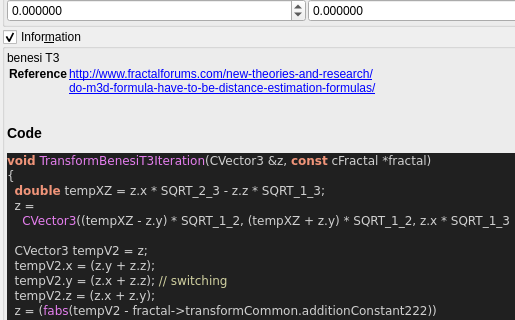
buddhi1980/mandelbulber2, file mandelbulber2/qt_data/fractal_transf_benesi_t3.ui: the form before one commit; both pictures show x 0 to 515 and y 303 to 623 of the 916 by 948 pixel window.
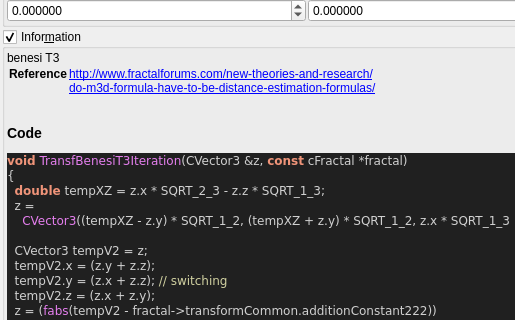
The form after the commit. Custom widgets are drawn as their Qt base class.

```diff
--- a/mandelbulber2/qt_data/fractal_transf_benesi_t3.ui
+++ b/mandelbulber2/qt_data/fractal_transf_benesi_t3.ui
@@ -630,7 +630,7 @@
 &lt;/table&gt;
 &lt;h3&gt;Code&lt;/h3&gt;
 &lt;body style=&quot;background-color:#202020&quot;&gt;
-&lt;pre style=&quot;color:#d0d0d0; background-color:#202020;  font-family:'Courier New',monospace;&quot;&gt;&lt;span style=&quot;color:#f09479; font-weight:bold&quot;&gt;void&lt;/span&gt; &lt;span style=&quot;color:#e47eed&quot;&gt;TransformBenesiT3Iteration&lt;/span&gt;&lt;span style=&quot;color:#d0d0d0&quot;&gt;(&lt;/span&gt;CVector3 &lt;span style=&quot;color:#d0d0d0&quot;&gt;&amp;amp;&lt;/span&gt;z&lt;span style=&quot;color:#d0d0d0&quot;&gt;,&lt;/span&gt; &lt;span style=&quot;color:#f09479; font-weight:bold&quot;&gt;const&lt;/span&gt; cFractal &lt;span style=&quot;color:#d0d0d0&quot;&gt;*&lt;/span&gt;fractal&lt;span style=&quot;color:#d0d0d0&quot;&gt;)&lt;/span&gt;
+&lt;pre style=&quot;color:#d0d0d0; background-color:#202020;  font-family:'Courier New',monospace;&quot;&gt;&lt;span style=&quot;color:#f09479; font-weight:bold&quot;&gt;void&lt;/span&gt; &lt;span style=&quot;color:#e47eed&quot;&gt;TransfBenesiT3Iteration&lt;/span&gt;&lt;span style=&quot;color:#d0d0d0&quot;&gt;(&lt;/span&gt;CVector3 &lt;span style=&quot;color:#d0d0d0&quot;&gt;&amp;amp;&lt;/span&gt;z&lt;span style=&quot;color:#d0d0d0&quot;&gt;,&lt;/span&gt; &lt;span style=&quot;color:#f09479; font-weight:bold&quot;&gt;const&lt;/span&gt; cFractal &lt;span style=&quot;color:#d0d0d0&quot;&gt;*&lt;/span&gt;fractal&lt;span style=&quot;color:#d0d0d0&quot;&gt;)&lt;/span&gt;
 &lt;span style=&quot;color:#d0d0d0&quot;&gt;{&lt;/span&gt;
   &lt;span style=&quot;color:#f09479; font-weight:bold&quot;&gt;double&lt;/span&gt; tempXZ &lt;span style=&quot;color:#d0d0d0&quot;&gt;=&lt;/span&gt; z&lt;span style=&quot;color:#d0d0d0&quot;&gt;.&lt;/span&gt;x &lt;span style=&quot;color:#d0d0d0&quot;&gt;*&lt;/span&gt; SQRT_2_3 &lt;span style=&quot;color:#d0d0d0&quot;&gt;-&lt;/span&gt; z&lt;span style=&quot;color:#d0d0d0&quot;&gt;.&lt;/span&gt;z &lt;span style=&quot;color:#d0d0d0&quot;&gt;*&lt;/span&gt; SQRT_1_3&lt;span style=&quot;color:#d0d0d0&quot;&gt;;&lt;/span&gt;
   z &lt;span style=&quot;color:#d0d0d0&quot;&gt;=&lt;/span&gt;
```
Left out of the diff: 4 changed lines with no effect on the pictures.
